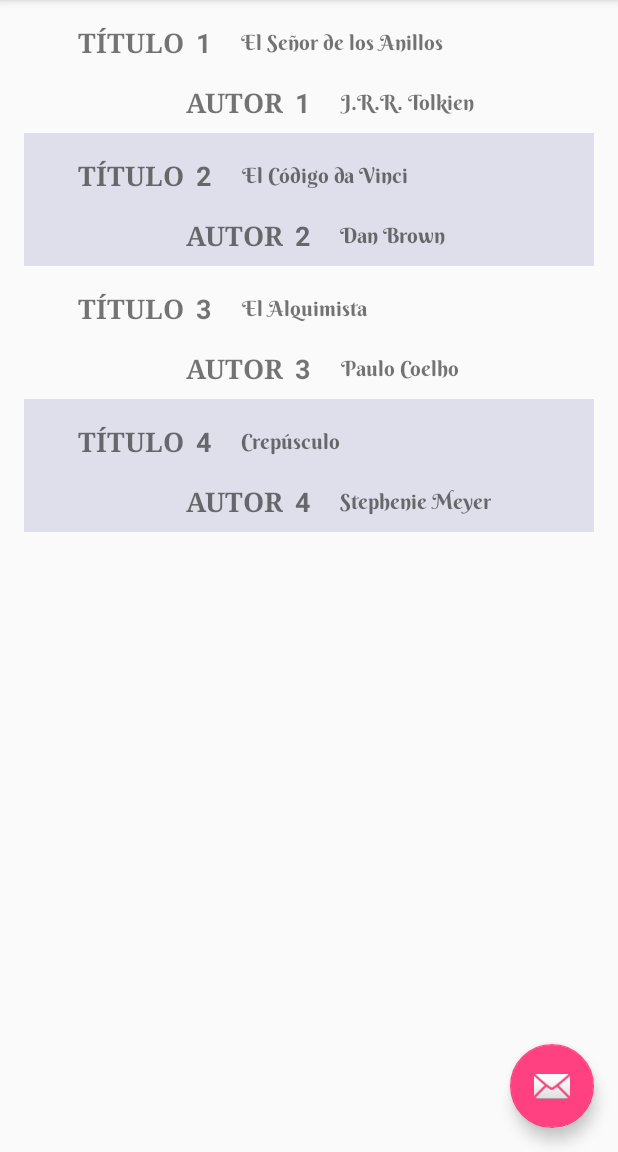
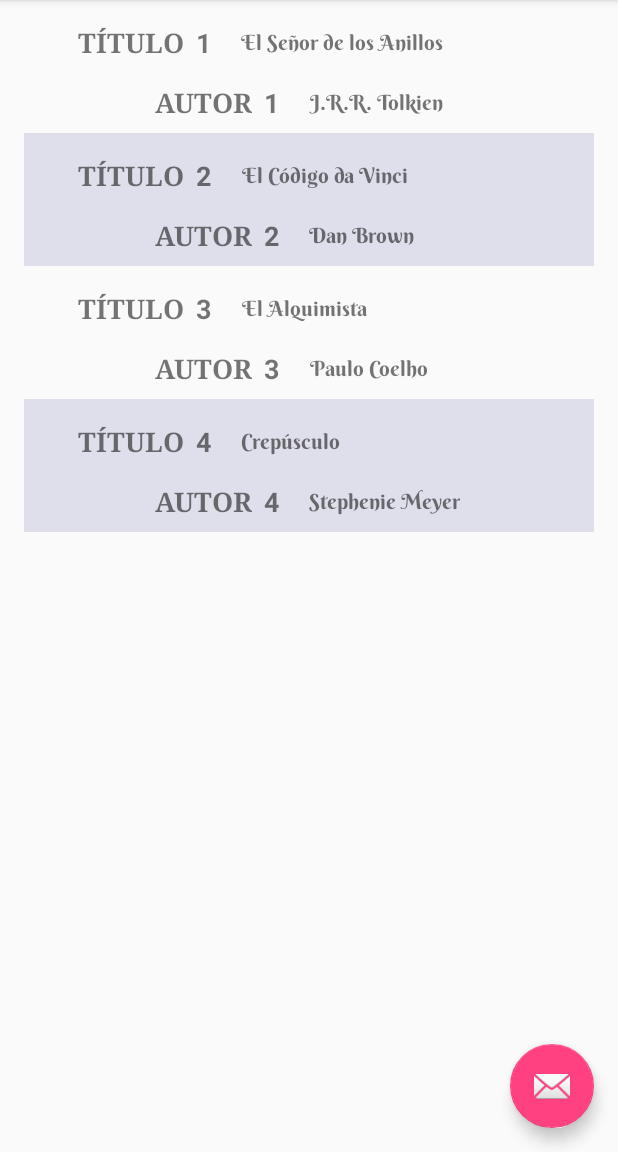
Before and after one commit to marcos2122/MyBooks, an Android app: the screen it shows after launch (BookListActivity), on a phone screen of 412 x 824 dp, the part 84-1236 px from its top. Run offline under Robolectric (Android 15) with nearby library versions, the phone set to English and light mode, and no system bars.

```diff
--- a/app/src/main/res/layout/book_detalle.xml
+++ b/app/src/main/res/layout/book_detalle.xml
@@ -46,15 +46,15 @@
     <TextView
         android:id="@+id/textViewFechaPublicacionCabecera"
         android:layout_width="wrap_content"
-        android:layout_height="20dp"
+        android:layout_height="wrap_content"
         android:layout_marginStart="12dp"
-        android:layout_marginTop="30dp"
+        android:layout_marginTop="108dp"
         android:text="@string/Fecha"
         android:textAllCaps="true"
         android:textSize="18sp"
         android:textStyle="bold"
         app:layout_constraintStart_toEndOf="@+id/imageViewFotoLibro"
-        app:layout_constraintTop_toBottomOf="@+id/textViewAutor" />
+        app:layout_constraintTop_toTopOf="parent" />
 
     <TextView
         android:id="@+id/textViewFecha"
--- a/app/src/main/res/layout/book_list_impar.xml
+++ b/app/src/main/res/layout/book_list_impar.xml
@@ -12,7 +12,6 @@
         android:layout_height="wrap_content"
         android:layout_marginStart="8dp"
         android:layout_marginTop="16dp"
-        android:text="1"
         android:textSize="18sp"
         android:textStyle="bold"
         app:layout_constraintStart_toEndOf="@+id/textViewTituloCabecera"
@@ -24,7 +23,6 @@
         android:layout_height="wrap_content"
         android:layout_marginStart="8dp"
         android:layout_marginTop="56dp"
-        android:text="1"
         android:textSize="18sp"
         android:textStyle="bold"
         app:layout_constraintStart_toEndOf="@+id/textViewAutorCabecera"
@@ -54,7 +52,6 @@
         android:layout_marginStart="20dp"
         android:layout_marginTop="19dp"
         android:fontFamily="@font/berkshire_swash"
-        android:text="fefdfdf"
         android:textAlignment="center"
         app:layout_constraintStart_toEndOf="@+id/textViewIdentificador"
         app:layout_constraintTop_toTopOf="parent" />
@@ -64,7 +61,7 @@
         android:layout_width="wrap_content"
         android:layout_height="wrap_content"
         android:layout_marginBottom="8dp"
-        android:layout_marginStart="108dp"
+        android:layout_marginStart="87dp"
         android:layout_marginTop="56dp"
         android:fontFamily="serif"
         android:text="@string/autor"
@@ -84,7 +81,6 @@
         android:layout_marginStart="20dp"
         android:layout_marginTop="59dp"
         android:fontFamily="@font/berkshire_swash"
-        android:text="fdfdfdf"
         android:textAlignment="center"
         app:layout_constraintBottom_toBottomOf="parent"
         app:layout_constraintStart_toEndOf="@+id/textViewIdentificador2"
--- a/app/src/main/res/layout/book_list_par.xml
+++ b/app/src/main/res/layout/book_list_par.xml
@@ -13,7 +13,6 @@
         android:layout_height="wrap_content"
         android:layout_marginStart="8dp"
         android:layout_marginTop="16dp"
-            android:text="1"
         android:textSize="18sp"
         android:textStyle="bold"
         app:layout_constraintStart_toEndOf="@+id/textViewTituloCabecera"
@@ -25,7 +24,6 @@
         android:layout_height="wrap_content"
         android:layout_marginStart="8dp"
         android:layout_marginTop="56dp"
-            android:text="1"
         android:textSize="18sp"
         android:textStyle="bold"
         app:layout_constraintStart_toEndOf="@+id/textViewAutorCabecera"
@@ -56,7 +54,6 @@
         android:layout_marginStart="20dp"
         android:layout_marginTop="19dp"
         android:fontFamily="@font/berkshire_swash"
-            android:text="ddfdfdf"
         android:textAlignment="center"
         android:textSize="14sp"
         app:layout_constraintBottom_toBottomOf="parent"
@@ -69,7 +66,7 @@
         android:layout_width="wrap_content"
         android:layout_height="wrap_content"
         android:layout_marginBottom="8dp"
-            android:layout_marginStart="108dp"
+        android:layout_marginStart="87dp"
         android:layout_marginTop="56dp"
         android:fontFamily="serif"
         android:text="@string/autor"
@@ -89,7 +86,6 @@
         android:layout_marginStart="20dp"
         android:layout_marginTop="59dp"
         android:fontFamily="@font/berkshire_swash"
-            android:text="dfdfdfdsf"
         android:textAlignment="center"
         android:textSize="14sp"
         app:layout_constraintBottom_toBottomOf="parent"
--- a/app/src/main/res/values/strings.xml
+++ b/app/src/main/res/values/strings.xml
@@ -3,7 +3,7 @@
     <string name="title_book_detail">Book Details</string>
     <string name="titulo">Título</string>
     <string name="autor">Autor</string>
-    <string name="Fecha">Fecha Publicación</string>
+    <string name="Fecha">Fecha</string>
     <string name="Descripcion">Descripción</string>
     <string name="DescripcionImagen">ImagenLibros</string>
 </resources>
```
Lines whose indentation alone changed are shown as unchanged.
